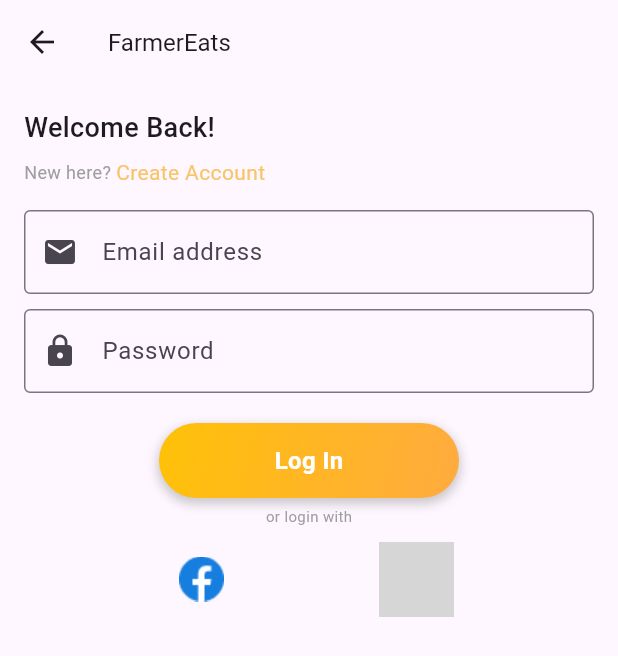
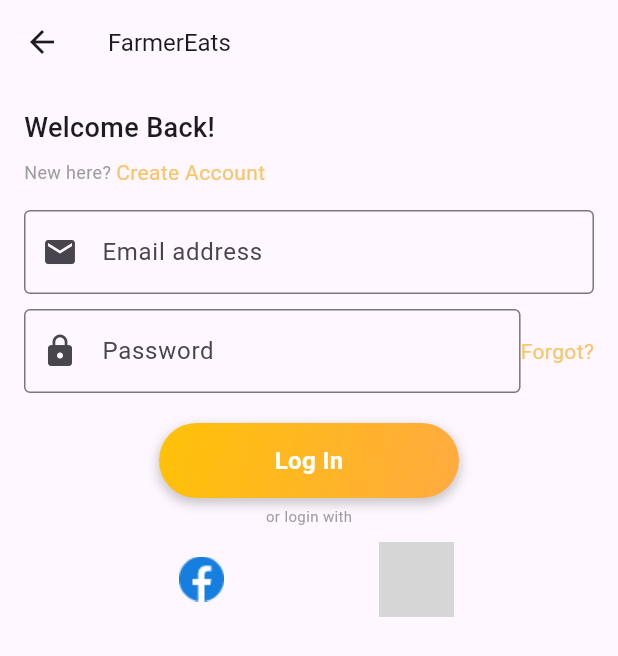
Before and after one commit to Davoste/Login, a Flutter app: the screen it shows after launch, after a tap on "Log In", on a phone screen of 412 x 824 dp. Shown: the top 656 px of the screen. Run offline on Flutter 3.47's test engine with Material 3 defaults, Android fonts, the light colour scheme and no system bars; our stand-ins replace file_picker, firebase_auth, firebase_core, google_sign_in, image_picker, smooth_page_indicator; missing offline and left inert: flutter_facebook_auth; accounts and stored records are empty; network calls fail; grey boxes are pictures that could not be loaded.

Commit message:
login and center scroll page indicators

```diff
--- a/lib/HomePage.dart
+++ b/lib/HomePage.dart
@@ -26,7 +26,8 @@ class HomePage extends StatelessWidget {
             // bottom: 100,
             Positioned(
               bottom: 100,
-              right: 100,
+              right: 0,
+              left: 0,
               child: Align(
                 alignment: Alignment.bottomCenter,
                 child: SmoothPageIndicator(
--- a/lib/Login/welcome.dart
+++ b/lib/Login/welcome.dart
@@ -1,6 +1,7 @@
 import 'package:flutter/material.dart';
 import 'package:project/Login/forgot.dart';
 import 'package:project/auth.dart';
+import 'package:project/home.dart';
 import 'package:project/onboard/color.dart';
 import 'package:project/signup/welcome_reg.dart';
 import 'package:http/http.dart' as http;
@@ -18,8 +19,14 @@ class _WelcomeState extends State<Welcome> {
   final TextEditingController passwordController = TextEditingController();
 
   Future<void> login() async {
-    String email = emailController.text;
-    String password = passwordController.text;
+    String email = emailController.text.trim();
+    String password = passwordController.text.trim();
+
+    if (email.isEmpty || password.isEmpty) {
+      showErrorDialog("Both email and password fields are required.", "Alert");
+      return;
+    }
+
     String deviceToken = "your_device_token";
     String socialId = "your_social_id";
 
@@ -41,16 +48,48 @@ class _WelcomeState extends State<Welcome> {
     );
 
     if (response.statusCode == 200) {
-      // Successful login
       var responseData = json.decode(response.body);
-      print(responseData);
-      // Navigate to the home screen or display a success message
+
+      if (responseData["success"] == "true" ||
+          responseData["success"] == true) {
+        // Login successful, navigate to Home and pass the email
+        Navigator.push(
+          context,
+          MaterialPageRoute(
+            builder: (context) => Home(
+              email: email, // Pass the actual email string
+            ),
+          ),
+        );
       } else {
-      // Failed login
+        // Login failed, show error message from API
+        showErrorDialog(responseData["message"], "Failed");
+      }
+    } else {
+      // HTTP error, show error message
       var errorData = json.decode(response.body);
-      print('Login failed: ${errorData['message']}');
-      // Display an error message to the user
+      showErrorDialog('Login failed: ${errorData['message']}', "Failed");
     }
+  }
+
+  void showErrorDialog(String message, String heading) {
+    showDialog(
+      context: context,
+      builder: (BuildContext context) {
+        return AlertDialog(
+          title: Text(heading),
+          content: Text(message),
+          actions: [
+            TextButton(
+              onPressed: () {
+                Navigator.of(context).pop();
+              },
+              child: const Text("OK"),
+            ),
+          ],
+        );
+      },
+    );
   }
 
   @override
@@ -118,14 +157,20 @@ class _WelcomeState extends State<Welcome> {
               ),
             ),
             SizedBox(height: 10),
-            TextField(
+            Row(
+              children: [
+                Expanded(
+                  child: TextField(
                     controller: passwordController,
                     obscureText: true,
                     decoration: InputDecoration(
                       prefixIcon: Icon(Icons.lock),
                       hintText: "Password",
                       border: OutlineInputBorder(),
-                suffix: GestureDetector(
+                    ),
+                  ),
+                ),
+                GestureDetector(
                   onTap: () {
                     Navigator.push(
                       context,
@@ -139,10 +184,12 @@ class _WelcomeState extends State<Welcome> {
                     ),
                   ),
                 ),
-              ),
+              ],
             ),
             const SizedBox(height: 20),
-            Align(
+            GestureDetector(
+              onTap: () => login(),
+              child: Align(
                 alignment: Alignment.center,
                 child: Column(
                   mainAxisAlignment: MainAxisAlignment.center,
@@ -152,14 +199,13 @@ class _WelcomeState extends State<Welcome> {
                       width: 200,
                       decoration: BoxDecoration(
                         color: Colors.amber,
-                      borderRadius:
-                          BorderRadius.circular(25), // Rounded corners
+                        borderRadius: BorderRadius.circular(25),
                         boxShadow: [
                           BoxShadow(
                             color: Colors.black.withOpacity(0.2),
                             spreadRadius: 1,
                             blurRadius: 5,
-                          offset: const Offset(0, 3), // Shadow position
+                            offset: const Offset(0, 3),
                           ),
                         ],
                         gradient: const LinearGradient(
@@ -168,8 +214,7 @@ class _WelcomeState extends State<Welcome> {
                           end: Alignment.bottomRight,
                         ),
                       ),
-                    alignment:
-                        Alignment.center, // Center text within the container
+                      alignment: Alignment.center,
                       child: const Text(
                         "Log In",
                         style: TextStyle(
@@ -190,6 +235,7 @@ class _WelcomeState extends State<Welcome> {
                   ],
                 ),
               ),
+            ),
             const SizedBox(height: 10),
             Row(
               mainAxisAlignment: MainAxisAlignment.spaceEvenly,
@@ -202,14 +248,6 @@ class _WelcomeState extends State<Welcome> {
                     child: Image.asset("assets/images/Group52@1x.png"),
                   ),
                 ),
-                // GestureDetector(
-                //   onTap: () => AuthService().signInWithTwitter(),
-                //   child: Container(
-                //     height: 35,
-                //     width: 35,
-                //     child: Image.asset("assets/images/twitter.png"),
-                //   ),
-                // ),
                 GestureDetector(
                   onTap: () => AuthService().signInWithGoogle(),
                   child: Container(
--- a/lib/onboard/onbaording2.dart
+++ b/lib/onboard/onbaording2.dart
@@ -8,20 +8,25 @@ class Onboarding2 extends StatelessWidget {
   Widget build(BuildContext context) {
     return Scaffold(
       backgroundColor: HexColor("#F8C569"),
-        body: Column(
+      body: Stack(
         children: [
-            Row(
-              children: [
-                Container(
+          // Background Image at the Top
+          Align(
+            alignment: Alignment.topCenter,
+            child: Container(
               color: HexColor("#F8C569"),
               child: Image.asset(
                 "assets/images/Group46.png",
                 fit: BoxFit.fill,
               ),
-                )
-              ],
             ),
-            Container(
+          ),
+          // Positioned container at the bottom
+          Positioned(
+            bottom: 0,
+            left: 0,
+            right: 0,
+            child: Container(
               decoration: BoxDecoration(
                 color: Colors.white,
                 borderRadius: BorderRadius.vertical(
@@ -29,10 +34,9 @@ class Onboarding2 extends StatelessWidget {
                 ),
               ),
               child: Padding(
-                padding: const EdgeInsets.only(
-                  top: 12.0,
-                ),
+                padding: const EdgeInsets.only(top: 12.0),
                 child: Column(
+                  mainAxisSize: MainAxisSize.min, // Wrap content
                   crossAxisAlignment: CrossAxisAlignment.center,
                   children: [
                     const Text(
@@ -42,30 +46,34 @@ class Onboarding2 extends StatelessWidget {
                         fontWeight: FontWeight.bold,
                       ),
                     ),
-                    const Text(
-                      "We love the earth and know you do too! Join us in reducing our local carbon footprint one order at a time.  ",
+                    const Padding(
+                      padding: EdgeInsets.symmetric(horizontal: 8.0),
+                      child: Text(
+                        "We love the earth and know you do too! Join us in reducing our local carbon footprint one order at a time.",
+                        textAlign: TextAlign.center,
                       ),
-                    //Spacer(),
-                    SizedBox(
-                      height: 15,
                     ),
+                    const SizedBox(height: 30),
                     Image.asset(
                       "assets/images/Group45.png",
+                      height: 50,
                     ),
                     Padding(
                       padding: const EdgeInsets.all(15.0),
-                      child: Text(
+                      child: const Text(
                         "Log In",
                         style: TextStyle(
                           decoration: TextDecoration.underline,
                         ),
                       ),
-                    )
+                    ),
                   ],
                 ),
               ),
             ),
+          ),
         ],
-        ));
+      ),
+    );
   }
 }
--- a/lib/onboard/onboarding.dart
+++ b/lib/onboard/onboarding.dart
@@ -10,20 +10,25 @@ class Onboarding extends StatelessWidget {
   Widget build(BuildContext context) {
     return Scaffold(
       backgroundColor: HexColor("#5EA25F"),
-      body: Column(
+      body: Stack(
         children: [
-          Row(
-            children: [
-              Container(
+          // Background Image at the Top
+          Align(
+            alignment: Alignment.topCenter,
+            child: Container(
               color: HexColor("#5EA25F"),
               child: Image.asset(
-                  "assets/images/Group44.png", // Corrected path
+                "assets/images/Group44.png",
                 fit: BoxFit.fill,
               ),
-              )
-            ],
             ),
-          Container(
+          ),
+          // Positioned widget at the bottom
+          Positioned(
+            bottom: 0, // Positions the widget at the bottom
+            left: 0,
+            right: 0,
+            child: Container(
               decoration: BoxDecoration(
                 color: Colors.white,
                 borderRadius: BorderRadius.vertical(
@@ -33,6 +38,7 @@ class Onboarding extends StatelessWidget {
               child: Padding(
                 padding: const EdgeInsets.only(top: 12.0),
                 child: Column(
+                  mainAxisSize: MainAxisSize.min, // Wrap content
                   crossAxisAlignment: CrossAxisAlignment.center,
                   children: [
                     const Text(
@@ -43,12 +49,13 @@ class Onboarding extends StatelessWidget {
                       ),
                     ),
                     const Padding(
-                    padding: const EdgeInsets.only(left: 8.0, right: 8),
-                    child: const Text(
+                      padding: EdgeInsets.symmetric(horizontal: 8.0),
+                      child: Text(
                         "Sell your farm fresh products directly to consumers, cutting out the middleman and reducing emissions of the global supply chain.",
+                        textAlign: TextAlign.center,
                       ),
                     ),
-                  SizedBox(height: 25),
+                    SizedBox(height: 30),
                     GestureDetector(
                       onTap: () {
                         Navigator.push(
@@ -79,8 +86,9 @@ class Onboarding extends StatelessWidget {
                           ),
                         ),
                       ),
-                  )
+                    ),
                   ],
+                ),
               ),
             ),
           ),
--- a/lib/onboard/onboarding1.dart
+++ b/lib/onboard/onboarding1.dart
@@ -8,20 +8,25 @@ class Onboarding1 extends StatelessWidget {
   Widget build(BuildContext context) {
     return Scaffold(
       backgroundColor: HexColor("#D5715B"),
-        body: Column(
+      body: Stack(
         children: [
-            Row(
-              children: [
-                Container(
+          // Background Image at the Top
+          Align(
+            alignment: Alignment.topCenter,
+            child: Container(
               color: HexColor("#D5715B"),
               child: Image.asset(
                 "assets/images/Group.png",
                 fit: BoxFit.fill,
               ),
-                )
-              ],
             ),
-            Container(
+          ),
+          // Positioned widget at the bottom
+          Positioned(
+            bottom: 0,
+            left: 0,
+            right: 0,
+            child: Container(
               decoration: BoxDecoration(
                 color: Colors.white,
                 borderRadius: BorderRadius.vertical(
@@ -29,10 +34,9 @@ class Onboarding1 extends StatelessWidget {
                 ),
               ),
               child: Padding(
-                padding: const EdgeInsets.only(
-                  top: 12.0,
-                ),
+                padding: const EdgeInsets.only(top: 12.0),
                 child: Column(
+                  mainAxisSize: MainAxisSize.min, // Wrap content
                   crossAxisAlignment: CrossAxisAlignment.center,
                   children: [
                     const Text(
@@ -42,30 +46,34 @@ class Onboarding1 extends StatelessWidget {
                         fontWeight: FontWeight.bold,
                       ),
                     ),
-                    const Text(
-                      "Our team of delivery drivers will make sure your orders are picked up on time and promptly delivered to your customers. ",
+                    const Padding(
+                      padding: EdgeInsets.symmetric(horizontal: 8.0),
+                      child: Text(
+                        "Our team of delivery drivers will make sure your orders are picked up on time and promptly delivered to your customers.",
+                        textAlign: TextAlign.center,
                       ),
-                    //Spacer(),
-                    SizedBox(
-                      height: 15,
                     ),
+                    const SizedBox(height: 30),
                     Image.asset(
                       "assets/images/Group45.png",
+                      height: 50,
                     ),
                     Padding(
                       padding: const EdgeInsets.all(15.0),
-                      child: Text(
+                      child: const Text(
                         "Log In",
                         style: TextStyle(
                           decoration: TextDecoration.underline,
                         ),
                       ),
-                    )
+                    ),
                   ],
                 ),
               ),
             ),
+          ),
         ],
-        ));
+      ),
+    );
   }
 }
```
Also changed, not shown: lib/Login/forgot.dart (+34 -16 lines), lib/home.dart (added, +31 -0 lines). Lines whose indentation alone changed are shown as unchanged.
